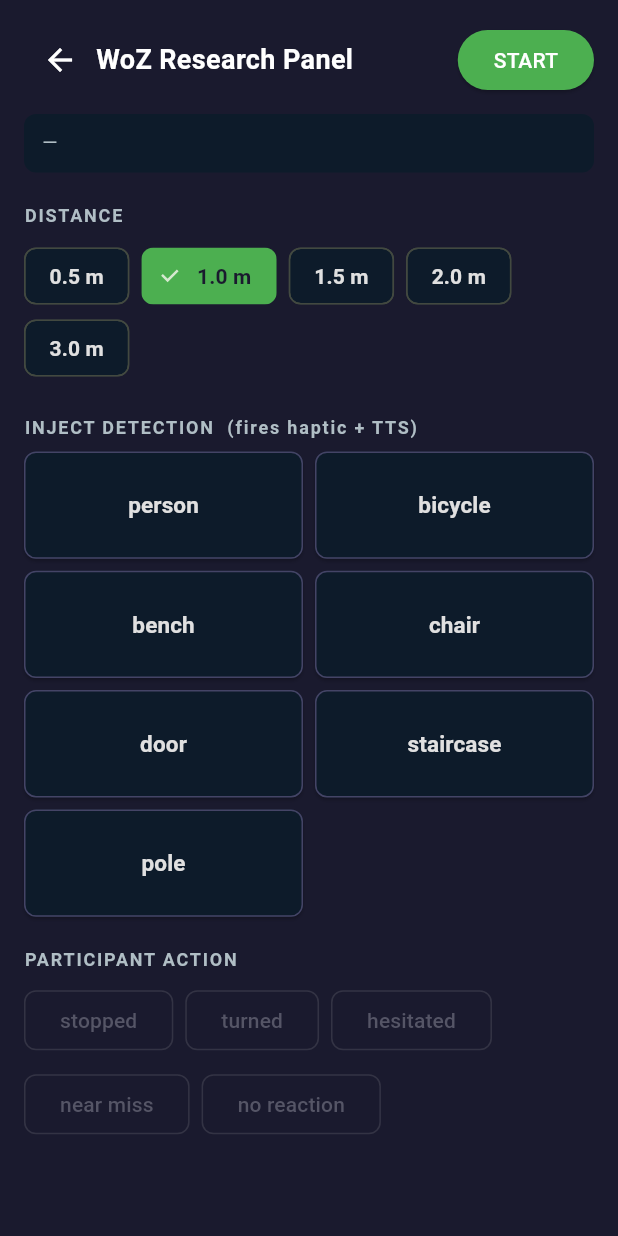
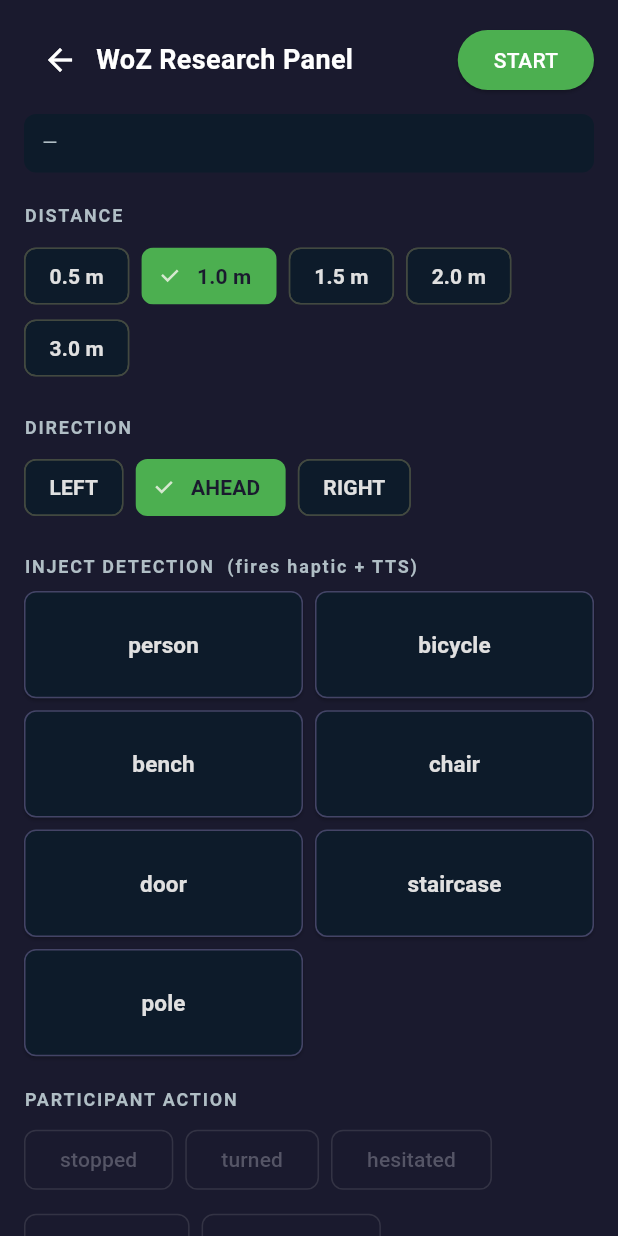
Before and after one commit to AndrianMg/HapticWay, a Flutter app: the WozScreen screen opened directly, on a phone screen of 412 x 824 dp. Run offline on Flutter 3.47's test engine with Material 3 defaults, Android fonts, the light colour scheme and no system bars; our stand-ins replace permission_handler, shared_preferences, vibration; missing offline and left inert: tflite_flutter; accounts and stored records are empty.

Commit message:
feat(research): WoZ direction selector - inject left/ahead/right, logged

```diff
--- a/lib/research/woz_screen.dart
+++ b/lib/research/woz_screen.dart
@@ -23,7 +23,8 @@
 }
 
 class _WozScreenState extends State<WozScreen> {
-  // The 7 trained navigation classes (ml/hapticway_labels.txt order).
+  // The 6 trained navigation classes (ml/hapticway_labels.txt order), plus
+  // 'pole' as an extra WoZ injection option.
   static const List<String> _labels = [
     'person', 'bicycle', 'bench', 'chair', 'door', 'staircase', 'pole',
   ];
@@ -37,6 +38,7 @@
   final _log = WozSessionLog();
   double _hapticK = kHapticConstantK;
   double _distance = 1.0;
+  ObstacleDirection _direction = ObstacleDirection.ahead;
   String _lastEvent = '—';
   Timer? _clock;
   Duration _elapsed = Duration.zero;
@@ -75,12 +77,17 @@
 
   void _inject(String label) {
     final amplitude = IntensityCurve.amplitudeFor(_distance, k: _hapticK);
-    Tacton.obstacleAhead(amplitude);
-    StatusAnnouncer.announce('$label ahead');
-    _log.logSim(label: label, distanceMeters: _distance, amplitude: amplitude);
-    setState(() =>
-        _lastEvent = 'SIM  $label @ ${_distance.toStringAsFixed(1)} m  '
-            '(A=${amplitude.toStringAsFixed(2)})');
+    Tacton.obstacle(_direction, amplitude);
+    StatusAnnouncer.announce(_direction.announcement(label));
+    _log.logSim(
+      label: label,
+      distanceMeters: _distance,
+      amplitude: amplitude,
+      direction: _direction.name,
+    );
+    setState(() => _lastEvent =
+        'SIM  $label ${_direction.name.toUpperCase()} @ '
+        '${_distance.toStringAsFixed(1)} m  (A=${amplitude.toStringAsFixed(2)})');
   }
 
   void _markAction(String action) {
@@ -119,6 +126,10 @@
             _heading('DISTANCE'),
             const SizedBox(height: 8),
             _buildDistanceChips(),
+            const SizedBox(height: 20),
+            _heading('DIRECTION'),
+            const SizedBox(height: 8),
+            _buildDirectionChips(),
             const SizedBox(height: 20),
             _heading('INJECT DETECTION  (fires haptic + TTS)'),
             const SizedBox(height: 8),
@@ -225,6 +236,26 @@
     );
   }
 
+  Widget _buildDirectionChips() {
+    return Wrap(
+      spacing: 8,
+      children: ObstacleDirection.values.map((dir) {
+        final selected = dir == _direction;
+        return ChoiceChip(
+          label: Text(dir.name.toUpperCase()),
+          selected: selected,
+          onSelected: (_) => setState(() => _direction = dir),
+          selectedColor: const Color(0xFF4CAF50),
+          backgroundColor: const Color(0xFF0D1B2A),
+          labelStyle: TextStyle(
+            color: selected ? const Color(0xFF1A1A2E) : const Color(0xFFE0E0E0),
+            fontWeight: FontWeight.w600,
+          ),
+        );
+      }).toList(),
+    );
+  }
+
   Widget _buildLabelGrid(bool active) {
     return GridView.count(
       crossAxisCount: 2,
--- a/lib/research/woz_session_log.dart
+++ b/lib/research/woz_session_log.dart
@@ -40,6 +40,7 @@
     required String label,
     required double distanceMeters,
     required double amplitude,
+    required String direction,
   }) {
     _log({
       'event': 'sim',
@@ -47,6 +48,7 @@
       'label': label,
       'distance_m': distanceMeters,
       'amplitude': amplitude,
+      'direction': direction,
     });
   }
 
```
Also changed, not shown: 1 other file.
